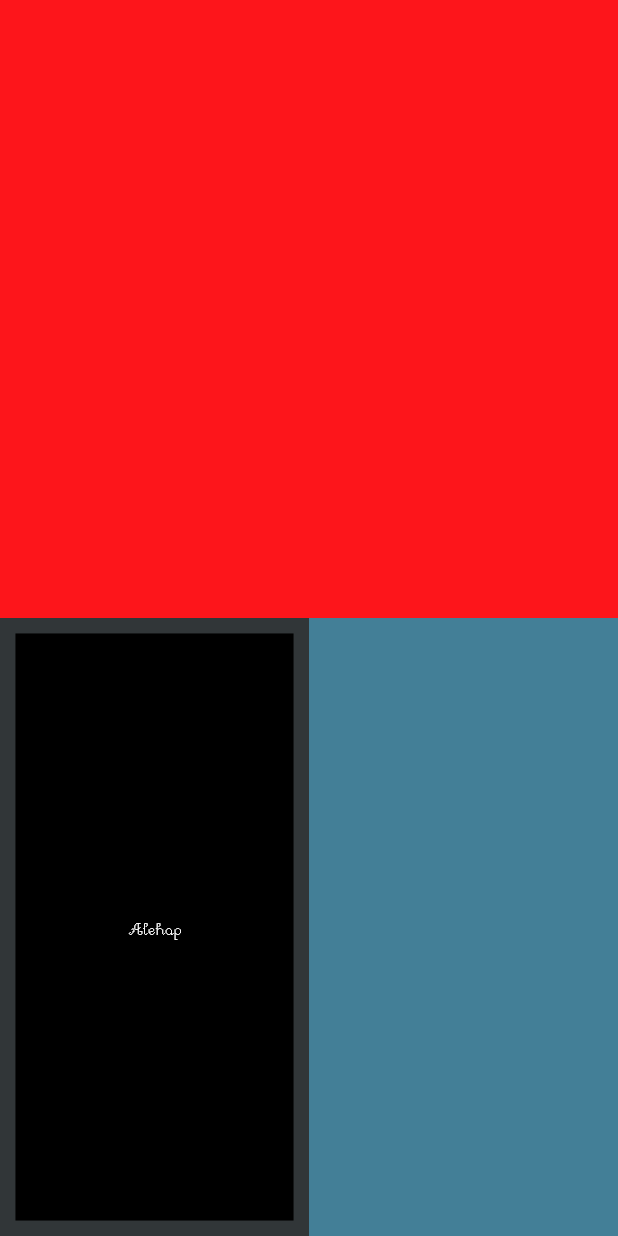
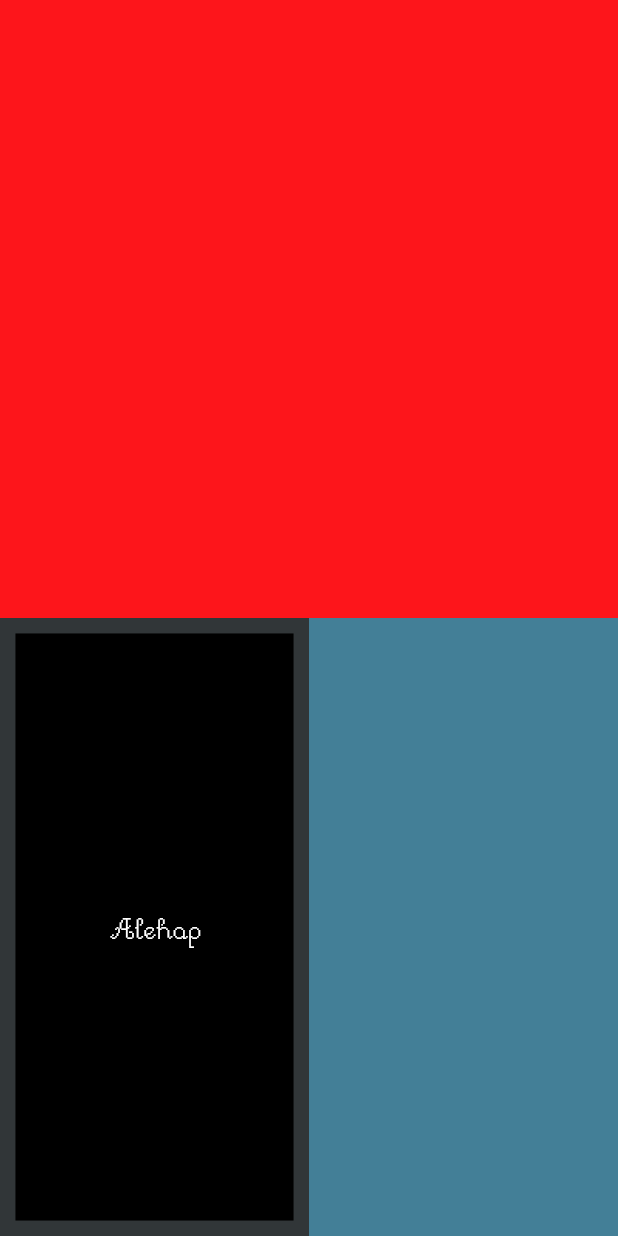
Before and after one commit to friedcroco070801/wumpus-world, a Flutter app: the screen it shows after launch, on a phone screen of 412 x 824 dp. Run offline on Flutter 3.47's test engine with Material 2 defaults, Android fonts, the phone set to English and light mode, and no system bars.

Commit message:
Adjust fontsize

```diff
--- a/lib/gamescreen/gamescreen.dart
+++ b/lib/gamescreen/gamescreen.dart
@@ -40,7 +40,8 @@ class GameScreen extends StatelessWidget {
               GestureDetector(
                 onTap: () {
                   testText.animateUntil(
-                      fulltext: 'I love you baby, untillity the earth falls');
+                      fulltext:
+                          'Some rocks are falling from ceiling! The lound voice resounds.\nA gentle breeze...\nIt smells so bad!');
                 },
                 child: Container(
                   height: heightBox,
--- a/lib/gamescreen/notifybox.dart
+++ b/lib/gamescreen/notifybox.dart
@@ -38,7 +38,12 @@ class AnimatedText extends StatelessWidget {
         child: Text(
           this.text,
           style: TextStyle(
-              color: Colors.white, fontSize: 12.0, fontFamily: 'YumenoMori'),
+              color: Colors.white,
+              fontSize: MediaQuery.of(context).size.height >
+                      MediaQuery.of(context).size.width
+                  ? MediaQuery.of(context).size.height / 40
+                  : MediaQuery.of(context).size.width / 40,
+              fontFamily: 'YumenoMori'),
           textAlign: TextAlign.center,
         ),
       );
```
